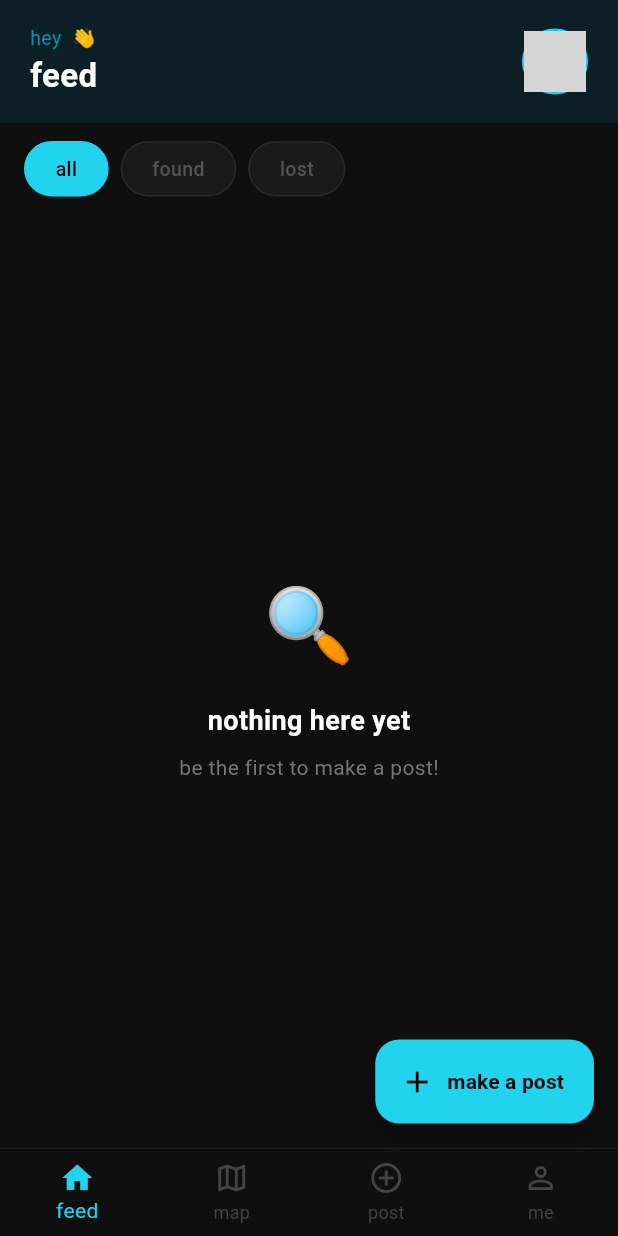
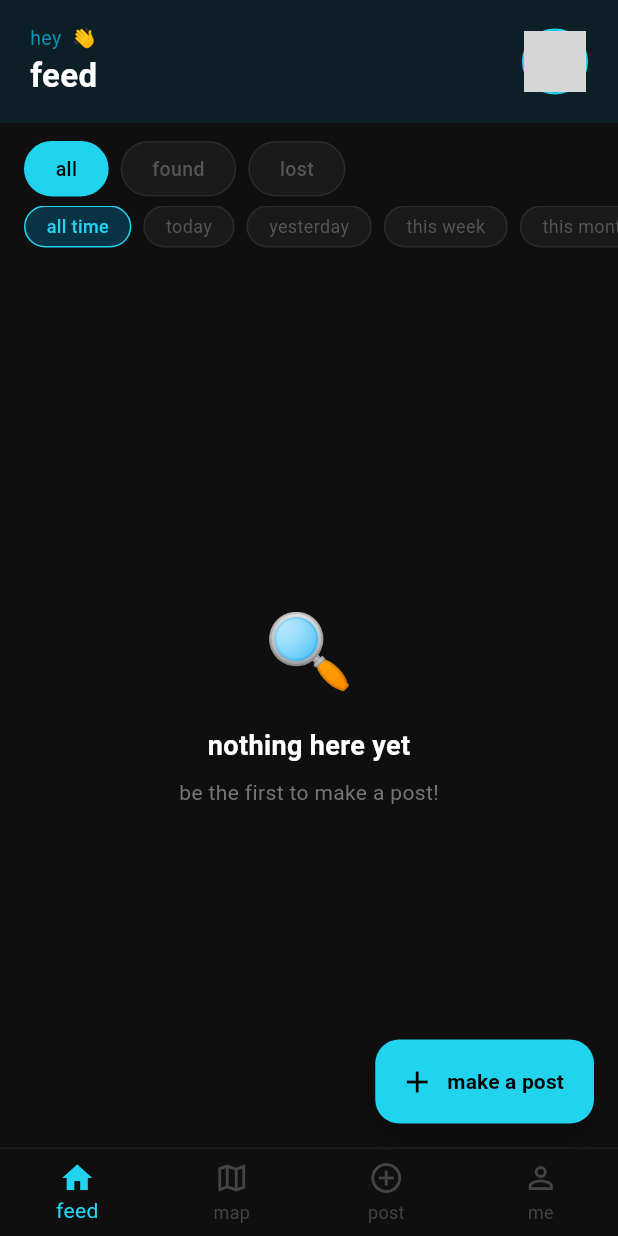
Before and after one commit to bhanukaT56/back-to-you, a Flutter app: the FeedScreen screen opened by its route, on a phone screen of 412 x 824 dp. Run offline on Flutter 3.47's test engine with Material 3 defaults, Android fonts, the phone set to English and light mode, and no system bars; our stand-ins replace cloud_firestore, firebase_auth, firebase_core, firebase_storage, flutter_map, geocoding and 4 more; accounts and stored records are empty; network calls fail; grey boxes are pictures that could not be loaded.

Commit message:
added date filter to feed screen, fixed lost item detail screen

```diff
--- a/lib/screens/feed_screen.dart
+++ b/lib/screens/feed_screen.dart
@@ -1,5 +1,5 @@
 import 'package:flutter/material.dart';
-
+import 'dart:convert';
 import '../models/item_model.dart';
 import '../services/firestore_service.dart';
 import '../services/auth_service.dart';
@@ -13,6 +13,7 @@ class FeedScreen extends StatefulWidget {
 
 class _FeedScreenState extends State<FeedScreen> {
   String _filter = 'all';
+  String _dateFilter = 'all time';
   int _currentIndex = 0;
   String _userName = '';
   String? _profilePhoto;
@@ -35,6 +36,31 @@ class _FeedScreenState extends State<FeedScreen> {
     }
   }
 
+  List<ItemModel> _applyDateFilter(List<ItemModel> items) {
+    final now = DateTime.now();
+    final today = DateTime(now.year, now.month, now.day);
+    final yesterday = today.subtract(const Duration(days: 1));
+    final weekAgo = today.subtract(const Duration(days: 7));
+    final monthAgo = today.subtract(const Duration(days: 30));
+
+    switch (_dateFilter) {
+      case 'today':
+        return items.where((i) => i.createdAt.isAfter(today)).toList();
+      case 'yesterday':
+        return items
+            .where((i) =>
+                i.createdAt.isAfter(yesterday) &&
+                i.createdAt.isBefore(today))
+            .toList();
+      case 'this week':
+        return items.where((i) => i.createdAt.isAfter(weekAgo)).toList();
+      case 'this month':
+        return items.where((i) => i.createdAt.isAfter(monthAgo)).toList();
+      default:
+        return items;
+    }
+  }
+
   @override
   Widget build(BuildContext context) {
     return Scaffold(
@@ -44,6 +70,7 @@ class _FeedScreenState extends State<FeedScreen> {
           children: [
             _buildHeader(),
             _buildFilterTabs(),
+            _buildDateFilterTabs(),
             Expanded(
               child: _buildFeed(),
             ),
@@ -141,7 +168,7 @@ class _FeedScreenState extends State<FeedScreen> {
 
   Widget _buildFilterTabs() {
     return Container(
-      padding: const EdgeInsets.fromLTRB(16, 12, 16, 8),
+      padding: const EdgeInsets.fromLTRB(16, 12, 16, 6),
       color: const Color(0xFF0F0F0F),
       child: Row(
         children: [
@@ -151,6 +178,51 @@ class _FeedScreenState extends State<FeedScreen> {
           const SizedBox(width: 8),
           _filterTab('lost', 'lost'),
         ],
+      ),
+    );
+  }
+
+  Widget _buildDateFilterTabs() {
+    final dateFilters = ['all time', 'today', 'yesterday', 'this week', 'this month'];
+    return Container(
+      height: 36,
+      padding: const EdgeInsets.only(left: 16, bottom: 8),
+      color: const Color(0xFF0F0F0F),
+      child: ListView.separated(
+        scrollDirection: Axis.horizontal,
+        itemCount: dateFilters.length,
+        separatorBuilder: (_, __) => const SizedBox(width: 8),
+        itemBuilder: (context, index) {
+          final filter = dateFilters[index];
+          bool isSelected = _dateFilter == filter;
+          return GestureDetector(
+            onTap: () => setState(() => _dateFilter = filter),
+            child: Container(
+              padding: const EdgeInsets.symmetric(horizontal: 14, vertical: 4),
+              decoration: BoxDecoration(
+                color: isSelected
+                    ? const Color(0xFF083344)
+                    : const Color(0xFF1A1A1A),
+                borderRadius: BorderRadius.circular(20),
+                border: Border.all(
+                  color: isSelected
+                      ? const Color(0xFF22D3EE)
+                      : const Color(0xFF2A2A2A),
+                ),
+              ),
+              child: Text(
+                filter,
+                style: TextStyle(
+                  color: isSelected
+                      ? const Color(0xFF22D3EE)
+                      : const Color(0xFF555555),
+                  fontWeight: isSelected ? FontWeight.w500 : FontWeight.normal,
+                  fontSize: 12,
+                ),
+              ),
+            ),
+          );
+        },
       ),
     );
   }
@@ -205,10 +277,13 @@ class _FeedScreenState extends State<FeedScreen> {
 
         final allItems = snapshot.data ?? [];
 
-        // filter locally instead of re-querying Firestore
-        final items = _filter == 'all'
+        // apply type filter
+        var items = _filter == 'all'
             ? allItems
             : allItems.where((i) => i.type == _filter).toList();
+
+        // apply date filter
+        items = _applyDateFilter(items);
 
         if (items.isEmpty) {
           return Center(
@@ -227,7 +302,9 @@ class _FeedScreenState extends State<FeedScreen> {
                 ),
                 const SizedBox(height: 8),
                 Text(
-                  'be the first to make a post!',
+                  _dateFilter != 'all time'
+                      ? 'no posts for $_dateFilter'
+                      : 'be the first to make a post!',
                   style: TextStyle(color: Colors.grey[600], fontSize: 14),
                 ),
               ],
```
Also changed, not shown: lib/screens/test.dart (deleted). Lines whose indentation alone changed are shown as unchanged.
